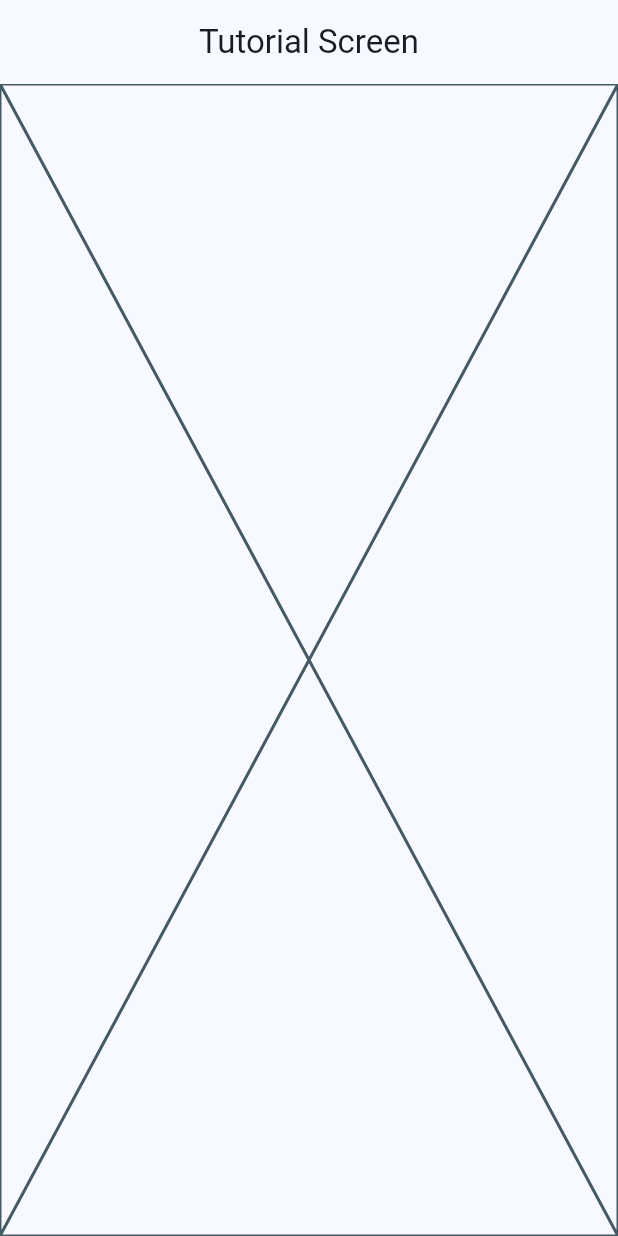
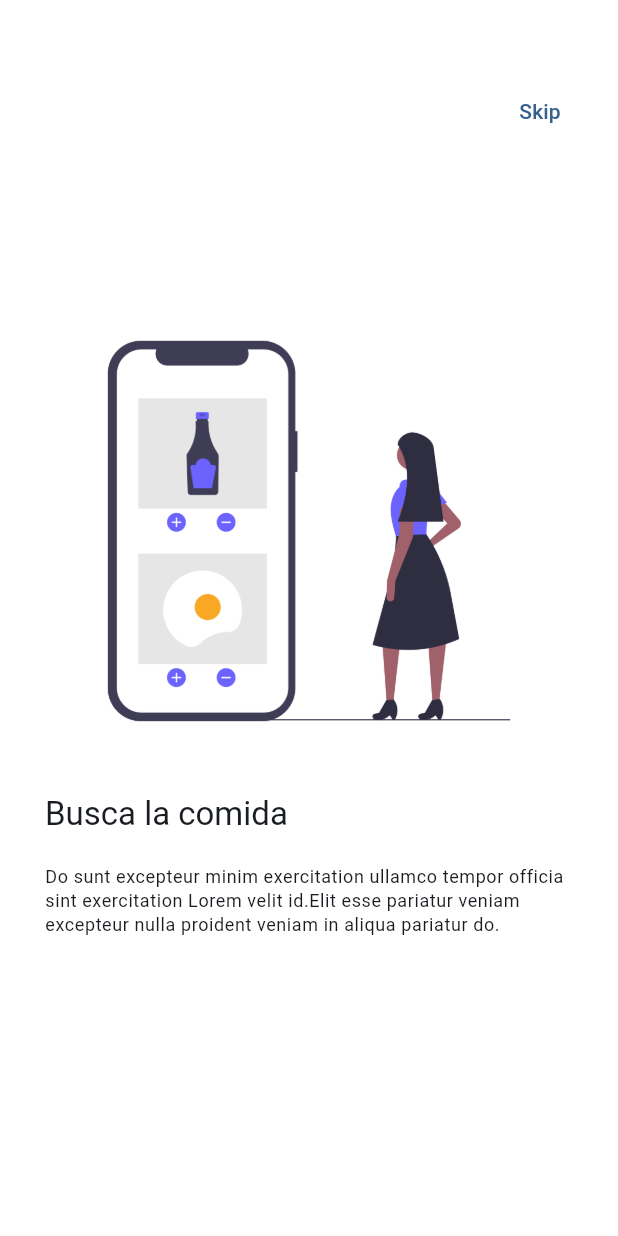
Before and after one commit to ManuelNZ20/widgets_app, a Flutter app: the AppTutorialScreen screen opened by its route, on a phone screen of 412 x 824 dp. Run offline on Flutter 3.47's test engine with Material 3 defaults, Android fonts, the phone set to English and light mode, and no system bars; our stand-ins replace animate_do, flutter_riverpod, go_router.

Commit message:
finished tutorial app

```diff
--- /dev/null
+++ b/lib/presentation/providers/app_tutorial_provider.dart
@@ -0,0 +1,31 @@
+import 'package:flutter_riverpod/flutter_riverpod.dart';
+
+class SlideInfo {
+  final String title;
+  final String caption;
+  final String imgUrl;
+
+  SlideInfo(this.title, this.caption, this.imgUrl);
+}
+
+final slides = <SlideInfo>[
+  SlideInfo(
+    'Busca la comida',
+    'Do sunt excepteur minim exercitation ullamco tempor officia sint exercitation Lorem velit id.Elit esse pariatur veniam excepteur nulla proident veniam in aliqua pariatur do.',
+    'assets/images/1.png',
+  ),
+  SlideInfo(
+    'Entrega rápida',
+    'Anim duis occaecat est irure laborum duis qui pariatur do.Amet occaecat pariatur dolor aliquip minim dolore commodo reprehenderit cupidatat irure tempor irure deserunt.',
+    'assets/images/2.png',
+  ),
+  SlideInfo(
+    'Disfruta la comida',
+    'Non labore laborum culpa laboris irure aliquip.Cillum ea velit culpa amet adipisicing do consequat.',
+    'assets/images/3.png',
+  ),
+];
+
+final slidesProvider = Provider<List<SlideInfo>>((ref) {
+  return slides;
+});
--- a/lib/presentation/screens/app_tutorial/app_tutorial_screen.dart
+++ b/lib/presentation/screens/app_tutorial/app_tutorial_screen.dart
@@ -1,16 +1,128 @@
+import 'package:animate_do/animate_do.dart';
 import 'package:flutter/material.dart';
+import 'package:flutter_riverpod/flutter_riverpod.dart';
+import 'package:go_router/go_router.dart';
+import 'package:widgets_app/presentation/providers/app_tutorial_provider.dart';
 
-class AppTutorialScreen extends StatelessWidget {
+class AppTutorialScreen extends ConsumerStatefulWidget {
   static const name = 'tutorial';
   const AppTutorialScreen({super.key});
 
   @override
+  AppTutorialScreenState createState() => AppTutorialScreenState();
+}
+
+class AppTutorialScreenState extends ConsumerState<AppTutorialScreen> {
+  final PageController pageViewController = PageController();
+  bool endReached = false;
+
+  @override
+  void initState() {
+    super.initState();
+    pageViewController.addListener(
+      () {
+        final page = pageViewController.page ?? 0;
+        if (!endReached && page >= (slides.length - 1.5)) {
+          setState(() {
+            endReached = true;
+          });
+        }
+      },
+    );
+  }
+
+  @override
+  void dispose() {
+    pageViewController.dispose();
+    super.dispose();
+  }
+
+  @override
   Widget build(BuildContext context) {
+    final slides = ref.watch(slidesProvider);
     return Scaffold(
-      appBar: AppBar(
-        title: const Text('Tutorial Screen'),
+      backgroundColor: Colors.white,
+      body: Stack(
+        children: [
+          PageView(
+            controller: pageViewController,
+            physics: const BouncingScrollPhysics(),
+            children: slides
+                .map(
+                  (e) => _Slide(
+                    title: e.title,
+                    caption: e.caption,
+                    imgUrl: e.imgUrl,
+                  ),
+                )
+                .toList(),
+          ),
+          Positioned(
+            right: 20,
+            top: 50,
+            child: TextButton(
+              onPressed: () => context.pop(),
+              child: const Text('Skip'),
+            ),
+          ),
+          endReached
+              ? Positioned(
+                  bottom: 30,
+                  right: 30,
+                  child: FadeInRight(
+                    from: 15,
+                    delay: const Duration(seconds: 1),
+                    child: FilledButton(
+                      onPressed: () => context.pop(),
+                      child: const Text('Comenzar'),
+                    ),
+                  ),
+                )
+              : const SizedBox(),
+        ],
       ),
-      body: const Placeholder(),
     );
   }
 }
+
+class _Slide extends StatelessWidget {
+  const _Slide({
+    required this.title,
+    required this.caption,
+    required this.imgUrl,
+  });
+
+  final String title;
+  final String caption;
+  final String imgUrl;
+
+  @override
+  Widget build(BuildContext context) {
+    final titleStyle = Theme.of(context).textTheme.titleLarge;
+    final captionStyle = Theme.of(context).textTheme.bodySmall;
+    return Padding(
+      padding: const EdgeInsets.symmetric(horizontal: 30),
+      child: Center(
+        child: Column(
+          mainAxisAlignment: MainAxisAlignment.center,
+          crossAxisAlignment: CrossAxisAlignment.start,
+          children: [
+            Image(
+              image: AssetImage(imgUrl),
+            ),
+            const SizedBox(height: 20),
+            Text(
+              title,
+              style: titleStyle,
+            ),
+            const SizedBox(height: 20),
+            Text(
+              caption,
+              style: captionStyle,
+            ),
+          ],
+        ),
+      ),
+    );
+  }
+}
--- a/pubspec.yaml
+++ b/pubspec.yaml
@@ -7,6 +7,7 @@ environment:
   sdk: ">=3.3.4 <4.0.0"
 
 dependencies:
+  animate_do: ^3.3.4
   flutter:
     sdk: flutter
   flutter_riverpod: ^2.5.1
@@ -20,5 +21,5 @@ dev_dependencies:
 flutter:
   uses-material-design: true
 
-assets:
-  - assets/images/
+  assets:
+    - assets/images/
```
Also changed, not shown: pubspec.lock.
